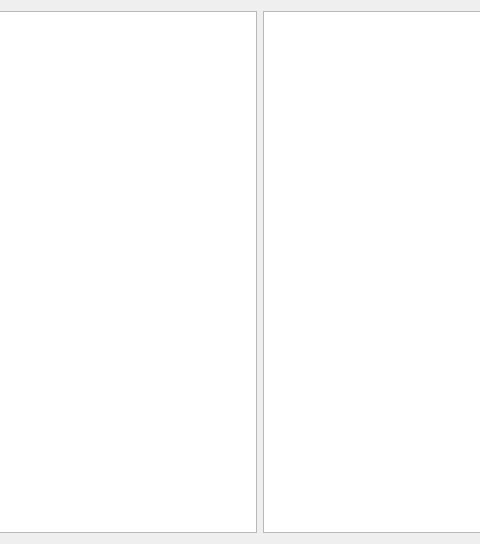
This is mainwindow.ui in Mowei/rjrename as Qt 5 draws it before an edit; both pictures show x 143 to 623 and y 0 to 544 of the 892 by 544 pixel window. The edited form follows.
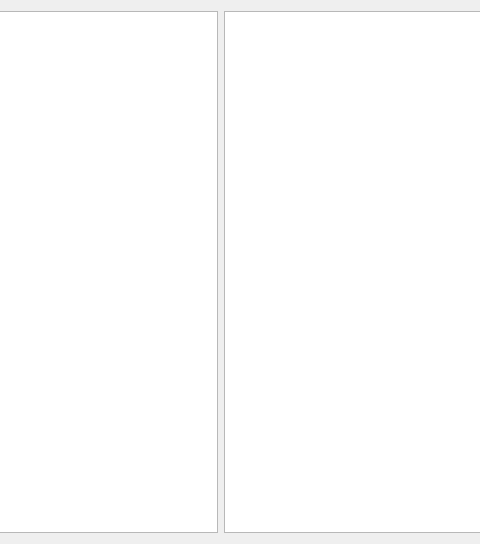
This is the edited form.

Diff of the .ui file:
```diff
--- a/mainwindow.ui
+++ b/mainwindow.ui
@@ -17,8 +17,17 @@
    <layout class="QHBoxLayout" name="horizontalLayout">
     <item>
      <widget class="QListWidget" name="listWidget">
-      <property name="acceptDrops">
-       <bool>false</bool>
+      <property name="sizePolicy">
+       <sizepolicy hsizetype="Fixed" vsizetype="Expanding">
+        <horstretch>0</horstretch>
+        <verstretch>0</verstretch>
+       </sizepolicy>
+      </property>
+      <property name="minimumSize">
+       <size>
+        <width>350</width>
+        <height>0</height>
+       </size>
       </property>
      </widget>
     </item>
```
